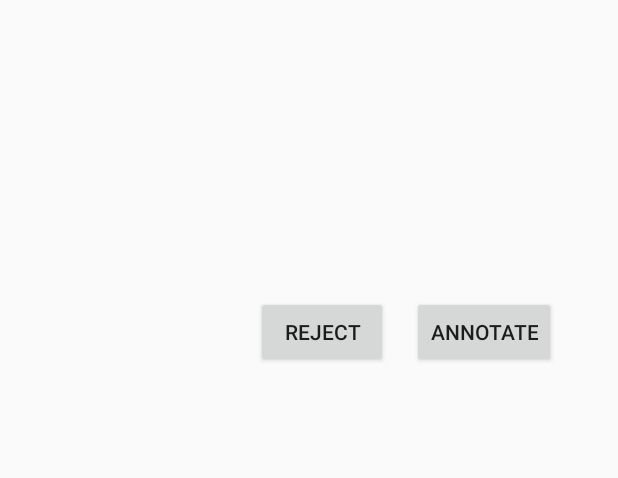
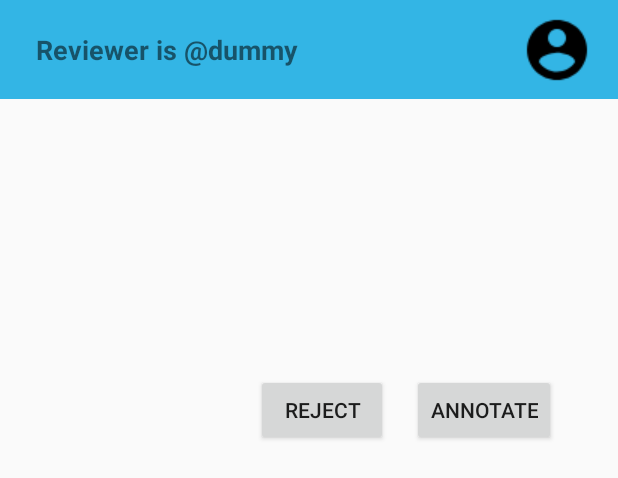
Before and after one commit to bounswe/bounswe2019group5, an Android app: the layout activity_image_essay_detail_loaded.xml on its own in the app's theme, with its tools: preview values and no code run, on a phone screen of 412 x 824 dp. Shown: the top 478 px of the screen. Run offline under Robolectric (Android 15) with nearby library versions, the phone set to English and light mode, and no system bars; plain views replace CropImageView.

Commit message:
Refactored into a seperate layout file the header of essay detail pages that shows the reviewer and provides a button to his profile. Text and image essay detail layouts include it. Image essay details screen now shows the reviewer and provides a link to his profile, too.

```diff
--- a/languageLearning/app/src/main/java/com/example/languageLearning/TextEssayDetailActivity.java
+++ b/languageLearning/app/src/main/java/com/example/languageLearning/TextEssayDetailActivity.java
@@ -151,11 +151,11 @@ public class TextEssayDetailActivity extends AppCompatActivity {
 
     private void annotationsLoaded(JSONArray response) {
         TextEssayDetailActivity.this.setContentView(R.layout.activity_text_essay_detail_loaded);
-        reviewerInfoLayout = findViewById(R.id.reviewerInfoLayout);
+        reviewerInfoLayout = findViewById(R.id.detail_header_layout_include);
+        reviewerInfoTextView = reviewerInfoLayout.findViewById(R.id.reviewerInfoTextView);
+        reviewerProfileButton = reviewerInfoLayout.findViewById(R.id.reviewerProfileButton);
         essayTextView = findViewById(R.id.essayTextView);
         rejectButton = findViewById(R.id.rejectButton);
-        reviewerInfoTextView = findViewById(R.id.reviewerInfoTextView);
-        reviewerProfileButton = findViewById(R.id.reviewerProfileButton);
         progressBar = null;
         try {
             for (int i = 0; i < response.length(); i++)
--- a/languageLearning/app/src/main/res/layout/activity_image_essay_detail_loaded.xml
+++ b/languageLearning/app/src/main/res/layout/activity_image_essay_detail_loaded.xml
@@ -6,18 +6,21 @@
     android:layout_height="match_parent"
     tools:context=".TextEssayDetailActivity">
 
+    <include
+        android:id="@+id/detail_header_layout_include"
+        layout="@layout/essay_detail_header" />
+
     <ImageView
         android:id="@+id/essayImageView"
         android:layout_width="0dp"
         android:layout_height="wrap_content"
+        android:adjustViewBounds="true"
         app:layout_constraintBottom_toBottomOf="parent"
         app:layout_constraintEnd_toEndOf="parent"
-        app:layout_constraintHeight_percent=".8"
         app:layout_constraintStart_toStartOf="parent"
-        app:layout_constraintTop_toTopOf="parent"
-        app:layout_constraintVertical_bias="0.20999998"
-        app:layout_constraintWidth_percent=".8"
-        android:adjustViewBounds="true"/>
+        app:layout_constraintTop_toBottomOf="@+id/detail_header_layout_include"
+        app:layout_constraintVertical_bias="0.21"
+        app:layout_constraintWidth_percent=".8" />
 
     <com.theartofdev.edmodo.cropper.CropImageView
         android:id="@+id/cropImageView"
@@ -25,10 +28,9 @@
         android:layout_height="wrap_content"
         app:layout_constraintBottom_toBottomOf="parent"
         app:layout_constraintEnd_toEndOf="parent"
-        app:layout_constraintHeight_percent=".8"
         app:layout_constraintStart_toStartOf="parent"
-        app:layout_constraintTop_toTopOf="parent"
-        app:layout_constraintVertical_bias="0.20999998"
+        app:layout_constraintTop_toBottomOf="@+id/detail_header_layout_include"
+        app:layout_constraintVertical_bias="0.21"
         app:layout_constraintWidth_percent=".8" />
 
     <Button
--- /dev/null
+++ b/languageLearning/app/src/main/res/layout/essay_detail_header.xml
@@ -0,0 +1,38 @@
+<?xml version="1.0" encoding="utf-8"?>
+<androidx.constraintlayout.widget.ConstraintLayout xmlns:android="http://schemas.android.com/apk/res/android"
+    xmlns:app="http://schemas.android.com/apk/res-auto"
+    xmlns:tools="http://schemas.android.com/tools"
+    android:id="@+id/reviewerInfoLayout"
+    android:layout_width="match_parent"
+    android:layout_height="wrap_content"
+    android:background="@android:color/holo_blue_light"
+    android:orientation="vertical"
+    app:layout_constraintTop_toTopOf="parent"
+    app:layout_constraintStart_toStartOf="parent"
+    app:layout_constraintEnd_toEndOf="parent">
+
+    <ImageButton
+        android:id="@+id/reviewerProfileButton"
+        android:layout_width="50dp"
+        android:layout_height="50dp"
+        android:layout_marginTop="8dp"
+        android:layout_marginEnd="16dp"
+        android:layout_marginBottom="8dp"
+        android:background="@android:color/transparent"
+        app:layout_constraintBottom_toBottomOf="parent"
+        app:layout_constraintEnd_toEndOf="parent"
+        app:layout_constraintTop_toTopOf="parent"
+        app:srcCompat="@drawable/profile_icon" />
+
+    <TextView
+        android:id="@+id/reviewerInfoTextView"
+        android:layout_width="wrap_content"
+        android:layout_height="wrap_content"
+        android:layout_marginStart="24dp"
+        android:text="Reviewer is @dummy"
+        android:textSize="18sp"
+        android:textStyle="bold"
+        app:layout_constraintBottom_toBottomOf="@+id/reviewerProfileButton"
+        app:layout_constraintStart_toStartOf="parent"
+        app:layout_constraintTop_toTopOf="@+id/reviewerProfileButton" />
+</androidx.constraintlayout.widget.ConstraintLayout>
```
Also changed, not shown: languageLearning/app/src/main/java/com/example/languageLearning/ImageEssayDetailActivity.java (+24 -0 lines), languageLearning/app/src/main/res/layout/activity_text_essay_detail_loaded.xml (+4 -36 lines).
